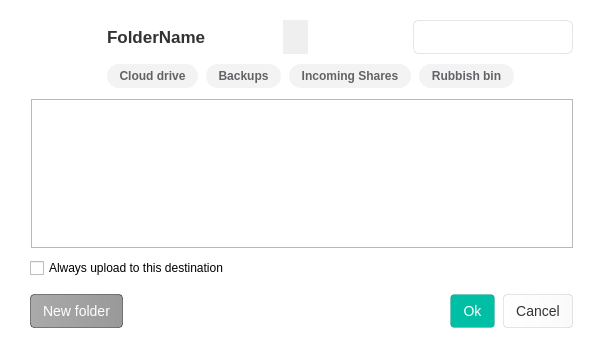
Old version of the form src/MEGASync/gui/node_selector/gui/win/NodeSelectorTreeViewWidget.ui in the repository meganz/MEGAsync.
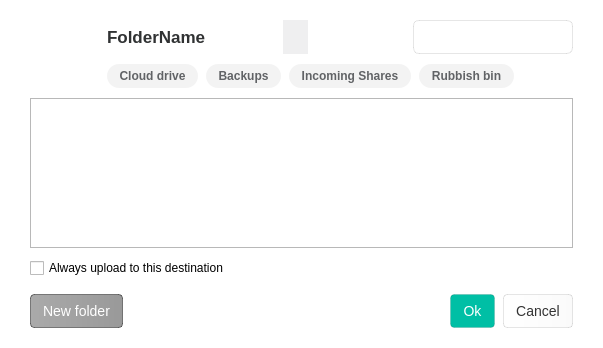
New version of the form. The open tabs and pages were chosen to show the change. Icons and pictures are not drawn. Custom widgets are drawn as their Qt base class.

```diff
--- a/src/MEGASync/gui/node_selector/gui/win/NodeSelectorTreeViewWidget.ui
+++ b/src/MEGASync/gui/node_selector/gui/win/NodeSelectorTreeViewWidget.ui
@@ -613,16 +613,22 @@
       </item>
       <item>
        <widget class="QStackedWidget" name="stackedWidget">
+        <property name="frameShape">
+         <enum>QFrame::StyledPanel</enum>
+        </property>
+        <property name="lineWidth">
+         <number>1</number>
+        </property>
         <property name="currentIndex">
          <number>0</number>
         </property>
         <widget class="QWidget" name="treeViewPage">
          <layout class="QVBoxLayout" name="verticalLayout_2">
           <property name="leftMargin">
-           <number>1</number>
+           <number>0</number>
           </property>
           <property name="topMargin">
-           <number>1</number>
+           <number>0</number>
           </property>
           <property name="rightMargin">
            <number>0</number>
@@ -776,11 +782,14 @@
 </string>
             </property>
             <property name="frameShape">
-             <enum>QFrame::StyledPanel</enum>
+             <enum>QFrame::NoFrame</enum>
             </property>
             <property name="frameShadow">
              <enum>QFrame::Plain</enum>
             </property>
+            <property name="lineWidth">
+             <number>0</number>
+            </property>
             <property name="alternatingRowColors">
              <bool>true</bool>
             </property>
```
Left out of the diff: 7 changed lines with no effect on the pictures.
